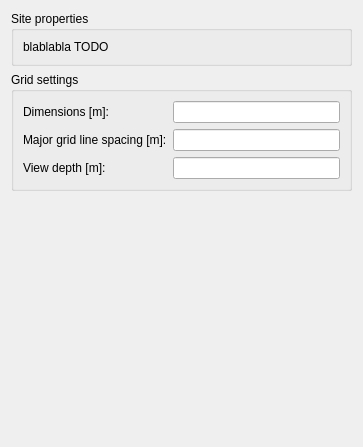
The window that SIM-VICUS/src/SVPropSiteWidget.ui (ghorwin/SIM-VICUS) describes before a commit, drawn with Qt 5.
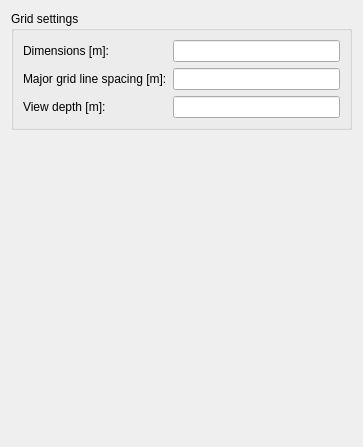
The same window after the commit.

```diff
--- a/SIM-VICUS/src/SVPropSiteWidget.ui
+++ b/SIM-VICUS/src/SVPropSiteWidget.ui
@@ -14,22 +14,6 @@
    <string>Form</string>
   </property>
   <layout class="QVBoxLayout" name="verticalLayout">
-   <item>
-    <widget class="QGroupBox" name="groupBox">
-     <property name="title">
-      <string>Site properties</string>
-     </property>
-     <layout class="QGridLayout" name="gridLayout_2">
-      <item row="0" column="0">
-       <widget class="QLabel" name="label">
-        <property name="text">
-         <string>blablabla TODO </string>
-        </property>
-       </widget>
-      </item>
-     </layout>
-    </widget>
-   </item>
    <item>
     <widget class="QGroupBox" name="groupBox_2">
      <property name="title">
```
